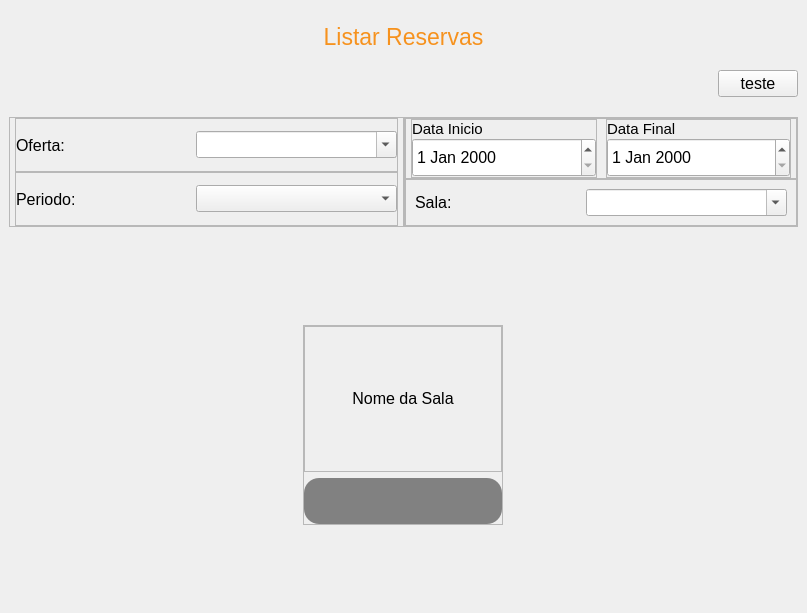
Old version of the form App/view/ui/pesquisa.ui in the repository Senac-SOR-ADS/Mapa-de-Sala.
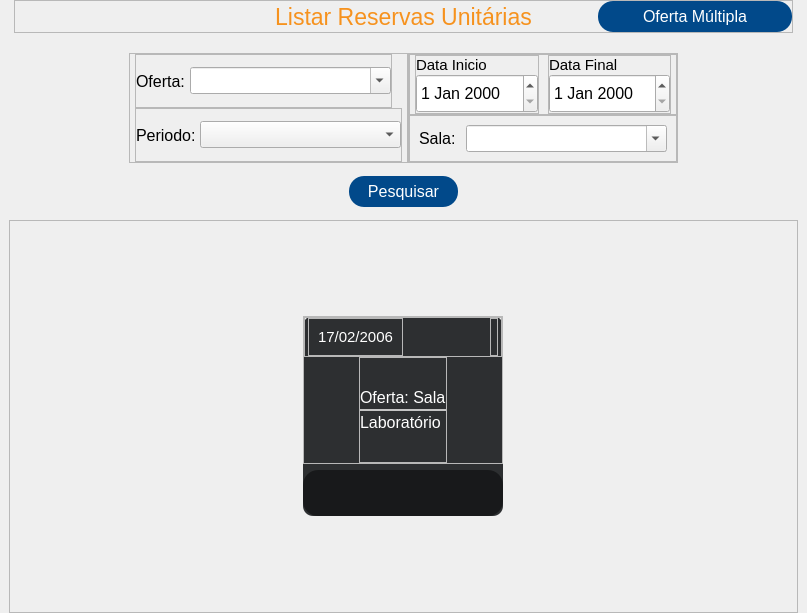
New version of the form. Icons and pictures are not drawn.

Commit message:
Edição tela pesquisa (#228)
* comitando pra ir embora :)

* tela pesquisa feita

* corrigindo erro de portugues dos titulos ,_,

* arrumando tabulação pq sempre esqueço ,-,

---------

Patch:
```diff
--- a/App/view/ui/pesquisa.ui
+++ b/App/view/ui/pesquisa.ui
@@ -14,7 +14,7 @@
    <string>Form</string>
   </property>
   <property name="styleSheet">
-   <string notr="true">#titulo {
+   <string notr="true">#titulo, #titulo2 {
 	color: #f6921e;
 }
 
@@ -39,7 +39,33 @@
 
 #btnExcluir:hover {
 	background-color: red;
-}</string>
+}
+
+#btnPesquisar, #btnTrocarOfetaMultipla, #btnTrocarOfetaUnitaria {
+	color: #fff;
+	background-color: #01498a;
+	border-radius: 15px;
+	border: none;
+}
+
+#btnPesquisar:hover, #btnTrocarOfetaMultipla :hover, #btnTrocarOfetaUnitaria:hover {
+	color: #fff;
+	background-color: #f6921e;
+}
+
+#conteudo {
+	background-color: #2d2f31;
+	border-radius: 10px;
+}
+
+#conteudo QLabel {
+	color: #FFF;
+}
+
+#linhaCard {
+	background-color: #FFF;
+}
+</string>
   </property>
   <layout class="QVBoxLayout" name="verticalLayout">
    <property name="spacing">
@@ -59,11 +85,23 @@
    </property>
    <item>
     <widget class="QStackedWidget" name="stackReservas">
+     <property name="styleSheet">
+      <string notr="true"/>
+     </property>
      <property name="currentIndex">
       <number>0</number>
      </property>
      <widget class="QWidget" name="reservaUnica">
       <layout class="QVBoxLayout" name="verticalLayout_8">
+       <property name="spacing">
+        <number>13</number>
+       </property>
+       <property name="topMargin">
+        <number>0</number>
+       </property>
+       <property name="bottomMargin">
+        <number>0</number>
+       </property>
        <item>
         <widget class="QWidget" name="widget_3" native="true">
          <layout class="QVBoxLayout" name="verticalLayout_4">
@@ -71,10 +109,34 @@
            <number>20</number>
           </property>
           <property name="leftMargin">
+           <number>5</number>
+          </property>
+          <property name="topMargin">
            <number>0</number>
           </property>
+          <property name="rightMargin">
+           <number>5</number>
+          </property>
+          <property name="bottomMargin">
+           <number>0</number>
+          </property>
+          <item>
+           <widget class="QFrame" name="frame_15">
+            <property name="frameShape">
+             <enum>QFrame::StyledPanel</enum>
+            </property>
+            <property name="frameShadow">
+             <enum>QFrame::Raised</enum>
+            </property>
+            <layout class="QHBoxLayout" name="horizontalLayout_9" stretch="1,2,1">
+             <property name="spacing">
+              <number>0</number>
+             </property>
+             <property name="leftMargin">
+              <number>0</number>
+             </property>
           <property name="topMargin">
-           <number>15</number>
+              <number>0</number>
           </property>
           <property name="rightMargin">
            <number>0</number>
@@ -82,23 +144,48 @@
           <property name="bottomMargin">
            <number>0</number>
           </property>
+             <item>
+              <spacer name="horizontalSpacer_2">
+               <property name="orientation">
+                <enum>Qt::Horizontal</enum>
+               </property>
+               <property name="sizeHint" stdset="0">
+                <size>
+                 <width>40</width>
+                 <height>20</height>
+                </size>
+               </property>
+              </spacer>
+             </item>
           <item>
            <widget class="QLabel" name="titulo">
+               <property name="sizePolicy">
+                <sizepolicy hsizetype="Expanding" vsizetype="Preferred">
+                 <horstretch>0</horstretch>
+                 <verstretch>0</verstretch>
+                </sizepolicy>
+               </property>
             <property name="font">
              <font>
               <pointsize>17</pointsize>
              </font>
             </property>
             <property name="text">
-             <string>Listar Reservas</string>
+                <string>Listar Reservas Unitárias</string>
             </property>
             <property name="alignment">
              <set>Qt::AlignCenter</set>
             </property>
            </widget>
           </item>
-          <item alignment="Qt::AlignRight">
-           <widget class="QPushButton" name="teste">
+             <item>
+              <widget class="QPushButton" name="btnTrocarOfetaMultipla">
+               <property name="minimumSize">
+                <size>
+                 <width>117</width>
+                 <height>31</height>
+                </size>
+               </property>
             <property name="font">
              <font>
               <pointsize>12</pointsize>
@@ -108,11 +195,14 @@
              <cursorShape>PointingHandCursor</cursorShape>
             </property>
             <property name="text">
-             <string>teste</string>
+                <string>Oferta Múltipla</string>
             </property>
            </widget>
           </item>
-          <item>
+            </layout>
+           </widget>
+          </item>
+          <item alignment="Qt::AlignHCenter">
            <widget class="QWidget" name="widget" native="true">
             <layout class="QHBoxLayout" name="horizontalLayout_5">
              <property name="spacing">
@@ -154,7 +244,7 @@
                 <property name="bottomMargin">
                  <number>0</number>
                 </property>
-                <item>
+                <item alignment="Qt::AlignLeft">
                  <widget class="QFrame" name="frame">
                   <property name="minimumSize">
                    <size>
@@ -222,7 +312,7 @@
                   </layout>
                  </widget>
                 </item>
-                <item>
+                <item alignment="Qt::AlignLeft">
                  <widget class="QFrame" name="frame_2">
                   <property name="minimumSize">
                    <size>
@@ -469,7 +559,7 @@
                   </layout>
                  </widget>
                 </item>
-                <item>
+                <item alignment="Qt::AlignLeft">
                  <widget class="QFrame" name="frame_4">
                   <property name="minimumSize">
                    <size>
@@ -531,16 +621,46 @@
             </layout>
            </widget>
           </item>
+         </layout>
+        </widget>
+       </item>
+       <item alignment="Qt::AlignHCenter">
+        <widget class="QPushButton" name="btnPesquisar">
+         <property name="minimumSize">
+          <size>
+           <width>109</width>
+           <height>31</height>
+          </size>
+         </property>
+         <property name="font">
+          <font>
+           <pointsize>12</pointsize>
+          </font>
+         </property>
+         <property name="cursor">
+          <cursorShape>PointingHandCursor</cursorShape>
+         </property>
+         <property name="text">
+          <string>Pesquisar</string>
+         </property>
+        </widget>
+       </item>
           <item>
-           <widget class="QWidget" name="gridContainer" native="true">
-            <property name="sizePolicy">
-             <sizepolicy hsizetype="Expanding" vsizetype="Expanding">
-              <horstretch>0</horstretch>
-              <verstretch>0</verstretch>
-             </sizepolicy>
+        <widget class="QScrollArea" name="gridContainer">
+         <property name="widgetResizable">
+          <bool>true</bool>
+         </property>
+         <widget class="QWidget" name="scrollAreaWidgetContents">
+          <property name="geometry">
+           <rect>
+            <x>0</x>
+            <y>0</y>
+            <width>650</width>
+            <height>393</height>
+           </rect>
             </property>
             <layout class="QGridLayout" name="gridLayout">
-             <item row="0" column="1">
+           <item row="0" column="0">
               <widget class="QFrame" name="conteudo">
                <property name="maximumSize">
                 <size>
@@ -584,16 +704,125 @@
                   <property name="frameShadow">
                    <enum>QFrame::Raised</enum>
                   </property>
-                  <layout class="QHBoxLayout" name="horizontalLayout_7">
-                   <item alignment="Qt::AlignHCenter|Qt::AlignVCenter">
-                    <widget class="QLabel" name="nomeSala">
+                <layout class="QVBoxLayout" name="verticalLayout_11">
+                 <property name="spacing">
+                  <number>0</number>
+                 </property>
+                 <property name="leftMargin">
+                  <number>0</number>
+                 </property>
+                 <property name="topMargin">
+                  <number>0</number>
+                 </property>
+                 <property name="rightMargin">
+                  <number>0</number>
+                 </property>
+                 <property name="bottomMargin">
+                  <number>0</number>
+                 </property>
+                 <item alignment="Qt::AlignTop">
+                  <widget class="QFrame" name="frame_7">
+                   <property name="frameShape">
+                    <enum>QFrame::StyledPanel</enum>
+                   </property>
+                   <property name="frameShadow">
+                    <enum>QFrame::Raised</enum>
+                   </property>
+                   <layout class="QHBoxLayout" name="horizontalLayout_8">
+                    <property name="spacing">
+                     <number>5</number>
+                    </property>
+                    <property name="leftMargin">
+                     <number>3</number>
+                    </property>
+                    <property name="topMargin">
+                     <number>0</number>
+                    </property>
+                    <property name="rightMargin">
+                     <number>3</number>
+                    </property>
+                    <property name="bottomMargin">
+                     <number>0</number>
+                    </property>
+                    <item>
+                     <widget class="QFrame" name="frame_11">
+                      <property name="frameShape">
+                       <enum>QFrame::StyledPanel</enum>
+                      </property>
+                      <property name="frameShadow">
+                       <enum>QFrame::Raised</enum>
+                      </property>
+                      <layout class="QVBoxLayout" name="verticalLayout_9">
+                       <item>
+                        <widget class="QLabel" name="label_6">
                      <property name="font">
                       <font>
-                       <pointsize>12</pointsize>
+                           <pointsize>11</pointsize>
                       </font>
                      </property>
                      <property name="text">
-                      <string>Nome da Sala</string>
+                          <string>17/02/2006</string>
+                         </property>
+                        </widget>
+                       </item>
+                      </layout>
+                     </widget>
+                    </item>
+                    <item>
+                     <spacer name="horizontalSpacer">
+                      <property name="orientation">
+                       <enum>Qt::Horizontal</enum>
+                      </property>
+                      <property name="sizeHint" stdset="0">
+                       <size>
+                        <width>40</width>
+                        <height>20</height>
+                       </size>
+                      </property>
+                     </spacer>
+                    </item>
+                    <item>
+                     <widget class="QFrame" name="frame_12">
+                      <property name="frameShape">
+                       <enum>QFrame::StyledPanel</enum>
+                      </property>
+                      <property name="frameShadow">
+                       <enum>QFrame::Raised</enum>
+                      </property>
+                      <layout class="QVBoxLayout" name="verticalLayout_10">
+                       <property name="spacing">
+                        <number>0</number>
+                       </property>
+                       <property name="leftMargin">
+                        <number>0</number>
+                       </property>
+                       <property name="topMargin">
+                        <number>0</number>
+                       </property>
+                       <property name="rightMargin">
+                        <number>0</number>
+                       </property>
+                       <property name="bottomMargin">
+                        <number>0</number>
+                       </property>
+                       <item>
+                        <widget class="QLabel" name="label_7">
+                         <property name="maximumSize">
+                          <size>
+                           <width>30</width>
+                           <height>30</height>
+                          </size>
+                         </property>
+                         <property name="font">
+                          <font>
+                           <pointsize>8</pointsize>
+                          </font>
+                         </property>
+                         <property name="text">
+                          <string/>
+                         </property>
+                         <property name="pixmap">
+                          <pixmap>icones/iconManha.png</pixmap>
                      </property>
                      <property name="scaledContents">
                       <bool>true</bool>
@@ -606,6 +835,85 @@
                   </layout>
                  </widget>
                 </item>
+                   </layout>
+                  </widget>
+                 </item>
+                 <item alignment="Qt::AlignHCenter">
+                  <widget class="QFrame" name="frame_13">
+                   <property name="sizePolicy">
+                    <sizepolicy hsizetype="Expanding" vsizetype="Expanding">
+                     <horstretch>0</horstretch>
+                     <verstretch>0</verstretch>
+                    </sizepolicy>
+                   </property>
+                   <property name="frameShape">
+                    <enum>QFrame::StyledPanel</enum>
+                   </property>
+                   <property name="frameShadow">
+                    <enum>QFrame::Raised</enum>
+                   </property>
+                   <layout class="QVBoxLayout" name="verticalLayout_13">
+                    <property name="spacing">
+                     <number>2</number>
+                    </property>
+                    <property name="leftMargin">
+                     <number>0</number>
+                    </property>
+                    <property name="topMargin">
+                     <number>0</number>
+                    </property>
+                    <property name="rightMargin">
+                     <number>0</number>
+                    </property>
+                    <property name="bottomMargin">
+                     <number>0</number>
+                    </property>
+                    <item alignment="Qt::AlignBottom">
+                     <widget class="QLabel" name="label_8">
+                      <property name="font">
+                       <font>
+                        <pointsize>12</pointsize>
+                       </font>
+                      </property>
+                      <property name="text">
+                       <string>Oferta: Sala</string>
+                      </property>
+                     </widget>
+                    </item>
+                    <item>
+                     <widget class="QFrame" name="linhaCard">
+                      <property name="maximumSize">
+                       <size>
+                        <width>16777215</width>
+                        <height>2</height>
+                       </size>
+                      </property>
+                      <property name="frameShape">
+                       <enum>QFrame::StyledPanel</enum>
+                      </property>
+                      <property name="frameShadow">
+                       <enum>QFrame::Raised</enum>
+                      </property>
+                     </widget>
+                    </item>
+                    <item alignment="Qt::AlignTop">
+                     <widget class="QLabel" name="label_9">
+                      <property name="font">
+                       <font>
+                        <pointsize>12</pointsize>
+                       </font>
+                      </property>
+                      <property name="text">
+                       <string>Laboratório</string>
+                      </property>
+                     </widget>
+                    </item>
+                   </layout>
+                  </widget>
+                 </item>
+                </layout>
+               </widget>
+              </item>
                 <item alignment="Qt::AlignBottom">
                  <widget class="QFrame" name="containerBtns">
                   <property name="frameShape">
@@ -690,26 +998,105 @@
              </item>
             </layout>
            </widget>
-          </item>
-         </layout>
         </widget>
        </item>
       </layout>
      </widget>
      <widget class="QWidget" name="reservaMultipla">
-      <widget class="QPushButton" name="teste2">
-       <property name="geometry">
-        <rect>
-         <x>190</x>
-         <y>140</y>
-         <width>75</width>
-         <height>23</height>
-        </rect>
+      <layout class="QVBoxLayout" name="verticalLayout_12">
+       <property name="spacing">
+        <number>10</number>
        </property>
+       <property name="topMargin">
+        <number>0</number>
+       </property>
+       <property name="bottomMargin">
+        <number>0</number>
+       </property>
+       <item alignment="Qt::AlignTop">
+        <widget class="QFrame" name="frame_16">
+         <property name="frameShape">
+          <enum>QFrame::StyledPanel</enum>
+         </property>
+         <property name="frameShadow">
+          <enum>QFrame::Raised</enum>
+         </property>
+         <layout class="QHBoxLayout" name="horizontalLayout_7" stretch="1,2,1">
+          <property name="spacing">
+           <number>0</number>
+          </property>
+          <property name="topMargin">
+           <number>0</number>
+          </property>
+          <property name="bottomMargin">
+           <number>0</number>
+          </property>
+          <item>
+           <spacer name="horizontalSpacer_3">
+            <property name="orientation">
+             <enum>Qt::Horizontal</enum>
+            </property>
+            <property name="sizeHint" stdset="0">
+             <size>
+              <width>40</width>
+              <height>20</height>
+             </size>
+            </property>
+           </spacer>
+          </item>
+          <item alignment="Qt::AlignHCenter">
+           <widget class="QLabel" name="titulo2">
+            <property name="font">
+             <font>
+              <pointsize>17</pointsize>
+             </font>
+            </property>
        <property name="text">
-        <string>teste</string>
-       </property>
-      </widget>
+             <string>Listar Reservas Múltiplas</string>
+            </property>
+           </widget>
+          </item>
+          <item>
+           <widget class="QPushButton" name="btnTrocarOfetaUnitaria">
+            <property name="minimumSize">
+             <size>
+              <width>117</width>
+              <height>31</height>
+             </size>
+            </property>
+            <property name="font">
+             <font>
+              <pointsize>12</pointsize>
+             </font>
+            </property>
+            <property name="cursor">
+             <cursorShape>PointingHandCursor</cursorShape>
+            </property>
+            <property name="text">
+             <string>Oferta Unitária</string>
+            </property>
+           </widget>
+          </item>
+         </layout>
+        </widget>
+       </item>
+       <item>
+        <widget class="QFrame" name="frame_14">
+         <property name="sizePolicy">
+          <sizepolicy hsizetype="Expanding" vsizetype="Expanding">
+           <horstretch>0</horstretch>
+           <verstretch>0</verstretch>
+          </sizepolicy>
+         </property>
+         <property name="frameShape">
+          <enum>QFrame::StyledPanel</enum>
+         </property>
+         <property name="frameShadow">
+          <enum>QFrame::Raised</enum>
+         </property>
+        </widget>
+       </item>
+      </layout>
      </widget>
     </widget>
    </item>
```
Left out of the diff: 7 changed lines with no effect on the pictures. Lines whose indentation alone changed are shown as unchanged. The commit also changes 4 other files.
